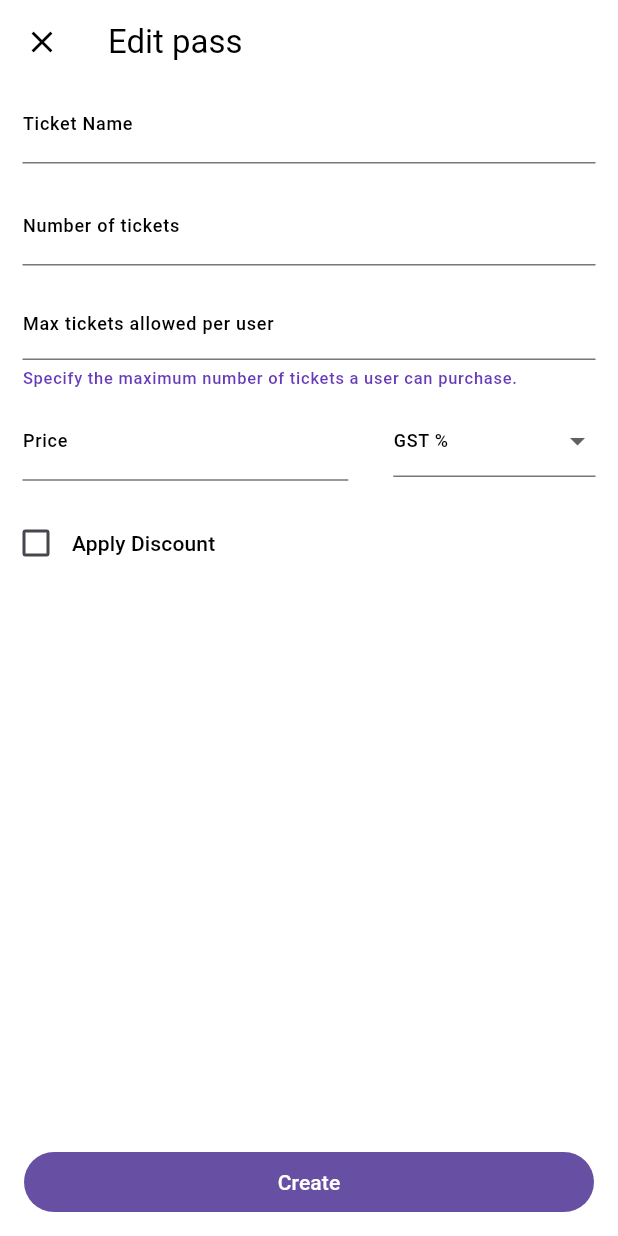
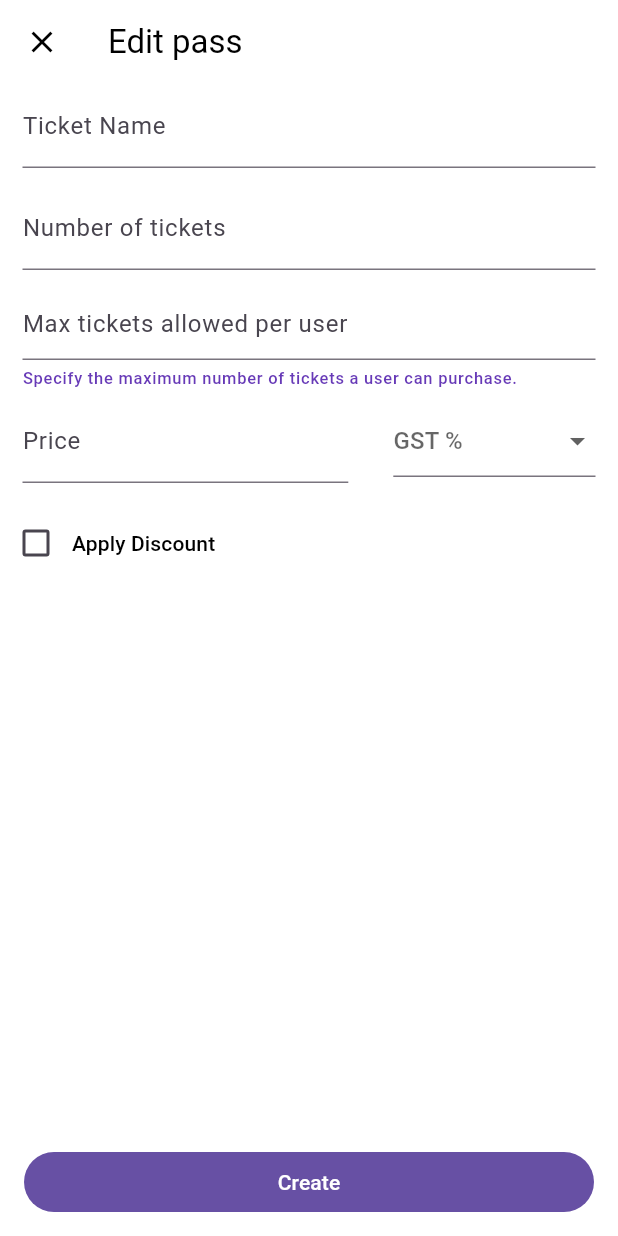
Before and after one commit to sreenandh-tp/manage_gathering, a Flutter app: the screen it shows after launch, tab 3 chosen, after a tap on the "edit square" icon, on a phone screen of 412 x 824 dp. Run offline on Flutter 3.47's test engine with Material 3 defaults, Android fonts, the phone set to English and light mode, and no system bars.

Commit message:
23/12/2024

```diff
--- a/lib/main.dart
+++ b/lib/main.dart
@@ -17,7 +17,7 @@ class MyApp extends StatelessWidget {
       //LIGHT THEME
       theme: ThemeData(
         primaryColor: const Color.fromARGB(255, 243, 238, 251),
-        dialogTheme: const DialogTheme(backgroundColor: Colors.white70),
+        dialogTheme: const DialogTheme(backgroundColor: Colors.white),
         bottomSheetTheme:
             const BottomSheetThemeData(backgroundColor: Colors.white),
         bottomAppBarTheme: const BottomAppBarTheme(color: Colors.white),
@@ -65,18 +65,22 @@ class MyApp extends StatelessWidget {
         bottomAppBarTheme: const BottomAppBarTheme(color: Colors.black),
         cardColor: Colors.black12,
         cardTheme: CardTheme(
-            color: Colors.black12,
-            shape: RoundedRectangleBorder(
-                side: const BorderSide(color: Colors.white30),
-                borderRadius: BorderRadius.circular(10))),
+          color: Colors.black12,
+          shape: RoundedRectangleBorder(
+            side: const BorderSide(color: Colors.white30),
+            borderRadius: BorderRadius.circular(10),
+          ),
+        ),
         outlinedButtonTheme: const OutlinedButtonThemeData(
             style: ButtonStyle(
                 iconColor: WidgetStatePropertyAll(Colors.white),
                 side: WidgetStatePropertyAll(BorderSide(color: Colors.white)))),
         popupMenuTheme: const PopupMenuThemeData(iconColor: Colors.white),
         iconButtonTheme: const IconButtonThemeData(
-            style:
-                ButtonStyle(iconColor: WidgetStatePropertyAll(Colors.white))),
+          style: ButtonStyle(
+            iconColor: WidgetStatePropertyAll(Colors.white),
+          ),
+        ),
         appBarTheme: const AppBarTheme(color: Colors.black),
         tabBarTheme: const TabBarTheme(
           labelColor: Colors.white,
--- a/lib/manage_gathering/screen/manage_gathering.dart
+++ b/lib/manage_gathering/screen/manage_gathering.dart
@@ -9,8 +9,40 @@ import 'package:manage_gathering/manage_gathering/screen/widgets/gathering_statu
 import 'package:manage_gathering/manage_gathering/screen/tabbar_pages/guests_page.dart';
 import 'package:manage_gathering/manage_gathering/screen/tabbar_pages/organizer_page.dart';
 
-class ManageGatheringPage extends StatelessWidget {
+class ManageGatheringPage extends StatefulWidget {
   const ManageGatheringPage({super.key});
+
+  @override
+  State<ManageGatheringPage> createState() => _ManageGatheringPageState();
+}
+
+class _ManageGatheringPageState extends State<ManageGatheringPage> {
+  final ScrollController scrollController = ScrollController();
+  bool isCollapsed = false;
+
+  @override
+  void initState() {
+    super.initState();
+    scrollController.addListener(onScroll);
+  }
+
+  void onScroll() {
+    if (scrollController.offset > 50 && !isCollapsed) {
+      setState(() {
+        isCollapsed = true;
+      });
+    } else if (scrollController.offset <= 50 && isCollapsed) {
+      setState(() {
+        isCollapsed = false;
+      });
+    }
+  }
+
+  @override
+  void dispose() {
+    scrollController.dispose();
+    super.dispose();
+  }
 
   @override
   Widget build(BuildContext context) {
@@ -96,7 +128,9 @@ class ManageGatheringPage extends StatelessWidget {
       ),
       body: Column(
         children: [
-          SizedBox(
+          AnimatedContainer(
+            duration: const Duration(milliseconds: 300),
+            height: isCollapsed ? 70 : 150,
             width: double.infinity,
             child: Padding(
               padding: const EdgeInsets.only(top: 15, left: 18, right: 10),
@@ -108,8 +142,8 @@ class ManageGatheringPage extends StatelessWidget {
                     crossAxisAlignment: CrossAxisAlignment.start,
                     children: [
                       Container(
-                        height: 70,
-                        width: 70,
+                        height: isCollapsed ? 40 : 70,
+                        width: isCollapsed ? 40 : 70,
                         decoration: BoxDecoration(
                             borderRadius: BorderRadius.circular(10)),
                         child: ClipRRect(
@@ -122,7 +156,18 @@ class ManageGatheringPage extends StatelessWidget {
                       ),
                       const SizedBox(width: 8),
                       Expanded(
-                        child: Column(
+                        child: AnimatedCrossFade(
+                          duration: const Duration(milliseconds: 300),
+                          crossFadeState: isCollapsed
+                              ? CrossFadeState.showFirst
+                              : CrossFadeState.showSecond,
+                          firstChild: Text(
+                            "Join me for a delectable evening!",
+                            maxLines: 2,
+                            overflow: TextOverflow.ellipsis,
+                            style: Theme.of(context).textTheme.titleMedium,
+                          ),
+                          secondChild: Column(
                             mainAxisSize: MainAxisSize.max,
                             crossAxisAlignment: CrossAxisAlignment.start,
                             children: [
@@ -134,10 +179,12 @@ class ManageGatheringPage extends StatelessWidget {
                               ),
                               const SizedBox(height: 5),
                               Text("Starbucks , Trivandrum",
-                                style: Theme.of(context).textTheme.titleSmall),
+                                  style:
+                                      Theme.of(context).textTheme.titleSmall),
                               Text("30 May 2024 at 9:00 PM",
                                   style: Theme.of(context).textTheme.titleSmall)
                             ],
+                          ),
                         ),
                       )
                     ],
@@ -177,6 +224,7 @@ class ManageGatheringPage extends StatelessWidget {
                   children: [
                     TabBar(
                         tabAlignment: TabAlignment.fill,
+
                         // isScrollable: true,
                         indicatorColor: Colors.deepPurple,
                         indicatorSize: TabBarIndicatorSize.tab,
--- a/lib/manage_gathering/screen/manage_gathering_options/edit_page.dart
+++ b/lib/manage_gathering/screen/manage_gathering_options/edit_page.dart
@@ -5,8 +5,6 @@ class EditPage extends StatelessWidget {
 
   @override
   Widget build(BuildContext context) {
-    return const SizedBox(
-
-    );
+    return const SizedBox();
   }
 }
--- a/lib/manage_gathering/screen/tabbar_pages/guests_page.dart
+++ b/lib/manage_gathering/screen/tabbar_pages/guests_page.dart
@@ -7,7 +7,7 @@ class GuestsPage extends StatelessWidget {
   @override
   Widget build(BuildContext context) {
     return Scaffold(
-      body: ListView(
+      body: Column(
         children: [
           Padding(
             padding: const EdgeInsets.only(left: 10, top: 12),
--- a/lib/manage_gathering/screen/tabbar_pages/organizer_page.dart
+++ b/lib/manage_gathering/screen/tabbar_pages/organizer_page.dart
@@ -61,7 +61,11 @@ class OrganizerPage extends StatelessWidget {
             );
           },
         ),
-        TextButton.icon(
+        Padding(
+          padding: const EdgeInsets.symmetric(horizontal: 15, vertical: 10),
+          child: SizedBox(
+              width: double.infinity,
+              child: OutlinedButton.icon(
                 onPressed: () {
                   Navigator.push(
                       context,
@@ -69,11 +73,16 @@ class OrganizerPage extends StatelessWidget {
                         builder: (context) => const AddOrganizerPage(),
                       ));
                 },
-            icon: const Icon(Icons.add),
                 label: const Text(
-              'Add organizer',
-              // style: Theme.of(context).textTheme.titleSmall,
-            ))
+                  "Add Oraganizer",
+                ),
+                icon: const Icon(
+                  Icons.add,
+                  size: 18,
+                  color: Colors.deepPurple,
+                ),
+              )),
+        ),
       ],
     );
   }
--- a/lib/manage_gathering/screen/tabbar_pages/ticket_page.dart
+++ b/lib/manage_gathering/screen/tabbar_pages/ticket_page.dart
@@ -1,5 +1,6 @@
 import 'package:flutter/material.dart';
 import 'package:manage_gathering/manage_gathering/screen/tabbar_pages/widgets/ticket_widget.dart';
+import 'package:manage_gathering/manage_gathering/screen/ticket_edit/ticket_edit_page.dart';
 
 class TicketPage extends StatelessWidget {
   const TicketPage({super.key});
@@ -15,7 +16,7 @@ class TicketPage extends StatelessWidget {
     return Scaffold(
       resizeToAvoidBottomInset: false,
       body: Padding(
-        padding: const EdgeInsets.symmetric(vertical: 10, horizontal: 10),
+        padding: const EdgeInsets.symmetric(horizontal: 10),
         child: ListView(
           children: [
             TickectWidget(
@@ -45,7 +46,7 @@ class TicketPage extends StatelessWidget {
               ),
             ),
             const TickectWidget(
-              ticketType: "Golden Pass",
+              ticketType: "Golden Pass ",
               ticketPrice: "450.00",
               seatCount: "30/30",
               strickedPrice: "₹ 500.0",
@@ -60,6 +61,29 @@ class TicketPage extends StatelessWidget {
               status: "",
               rowWidget: null,
             ),
+            Padding(
+              padding: const EdgeInsets.symmetric(horizontal: 10, vertical: 10),
+              child: SizedBox(
+                width: double.infinity,
+                child: OutlinedButton.icon(
+                  onPressed: () {
+                    Navigator.push(
+                        context,
+                        MaterialPageRoute(
+                          builder: (context) => const TicketEditPage(),
+                        ));
+                  },
+                  label: const Text(
+                    "Create Ticket",
+                  ),
+                  icon: const Icon(
+                    Icons.add,
+                    size: 18,
+                    color: Colors.deepPurple,
+                  ),
+                ),
+              ),
+            ),
           ],
         ),
       ),
--- a/lib/manage_gathering/screen/tabbar_pages/widgets/accept_reject_button.dart
+++ b/lib/manage_gathering/screen/tabbar_pages/widgets/accept_reject_button.dart
@@ -17,6 +17,7 @@ class AcceptOrRejectButton extends StatelessWidget {
           width: 34,
           child: IconButton.outlined(
             padding: const EdgeInsets.all(0),
+            color: Theme.of(context).textTheme.labelMedium?.color,
             onPressed: () {
               showDialog(
                 context: context,
--- a/lib/manage_gathering/screen/tabbar_pages/widgets/ticket_widget.dart
+++ b/lib/manage_gathering/screen/tabbar_pages/widgets/ticket_widget.dart
@@ -21,42 +21,24 @@ class TickectWidget extends StatelessWidget {
 
   @override
   Widget build(BuildContext context) {
-    return SizedBox(
-      width: double.infinity,
-      child: Card.outlined(
-        // shape: RoundedRectangleBorder(borderRadius: BorderRadius.circular(10)),
+    return Card(
       child: Column(
-          mainAxisAlignment: MainAxisAlignment.spaceBetween,
-          mainAxisSize: MainAxisSize.max,
         children: [
-            Padding(
-              padding: const EdgeInsets.symmetric(
-                horizontal: 13,
-              ),
-              child: Row(
-                children: [
-                  Expanded(
-                    child: Row(
-                      children: [
-                        Expanded(
-                          child: Text(
+          ListTile(
+            contentPadding: const EdgeInsets.only(left: 15, right: 5),
+            leading: Text(
               ticketType,
               style: Theme.of(context).textTheme.titleMedium,
-                            maxLines: 2,
             ),
-                        ),
-                        Text(
+            title: Text(
               status,
-                          maxLines: 2,
               style: Theme.of(context)
                   .textTheme
                   .titleSmall
                   ?.merge(const TextStyle(color: Colors.red)),
             ),
-                      ],
-                    ),
-                  ),
-                  IconButton(
+            trailing: IconButton(
+                alignment: Alignment.topRight,
                 onPressed: () {
                   Navigator.push(
                       context,
@@ -67,12 +49,10 @@ class TickectWidget extends StatelessWidget {
                 icon: const Icon(
                   Icons.edit_square,
                   size: 18,
-                      ))
-                ],
-              ),
+                )),
           ),
           Padding(
-              padding: const EdgeInsets.symmetric(horizontal: 13),
+            padding: const EdgeInsets.symmetric(horizontal: 15),
             child: Row(
               children: [
                 Text(
@@ -83,15 +63,13 @@ class TickectWidget extends StatelessWidget {
                 Text(
                   strickedPrice!,
                   style: Theme.of(context).textTheme.labelLarge?.merge(
-                        const TextStyle(
-                            decoration: TextDecoration.lineThrough,
-                            color: Colors.white54)),
+                      const TextStyle(decoration: TextDecoration.lineThrough)),
                 ),
               ],
             ),
           ),
           Padding(
-              padding: const EdgeInsets.symmetric(horizontal: 13),
+            padding: const EdgeInsets.symmetric(horizontal: 15),
             child: Row(
               children: [
                 Text(
@@ -110,7 +88,6 @@ class TickectWidget extends StatelessWidget {
               )
         ],
       ),
-      ),
     );
   }
 }
--- a/lib/manage_gathering/screen/ticket_edit/ticket_edit_page.dart
+++ b/lib/manage_gathering/screen/ticket_edit/ticket_edit_page.dart
@@ -58,10 +58,10 @@ class TicketEditPage extends StatelessWidget {
                     child: Padding(
                       padding: const EdgeInsets.symmetric(horizontal: 15),
                       child: DropdownButtonFormField(
-                        style: const TextStyle(color: Colors.black),
-                        hint: Text(
+                        dropdownColor: Theme.of(context).primaryColor,
+                        hint: const Text(
                           "GST %",
-                          style: Theme.of(context).textTheme.labelMedium,
+                          // style: Theme.of(context).textTheme.labelMedium,
                         ),
                         validator: (value) {
                           if (value != null) {
@@ -121,11 +121,11 @@ class TicketEditPage extends StatelessWidget {
                             return "Enter valid amount";
                           }
                         },
-                        decoration: InputDecoration(
+                        decoration: const InputDecoration(
                           labelText: "Discount amount",
-                          labelStyle: Theme.of(context).textTheme.labelLarge,
+                          // labelStyle: Theme.of(context).textTheme.labelLarge,
                           hintText: "Discount amount (INR)",
-                          suffixIcon: const Row(
+                          suffixIcon: Row(
                             mainAxisSize: MainAxisSize.min,
                             mainAxisAlignment: MainAxisAlignment.end,
                             children: [
--- a/lib/manage_gathering/screen/ticket_edit/widgets/tickect_textfield_widget.dart
+++ b/lib/manage_gathering/screen/ticket_edit/widgets/tickect_textfield_widget.dart
@@ -34,7 +34,7 @@ class TicketTextFieldWidget extends StatelessWidget {
               .labelSmall
               ?.merge(const TextStyle(color: Colors.deepPurple)),
           labelText: labelText,
-          labelStyle: Theme.of(context).textTheme.labelMedium,
+          // labelStyle: Theme.of(context).textTheme.labelMedium,
           hintText: hintText,
         ),
       ),
```
Lines whose indentation alone changed are shown as unchanged.
